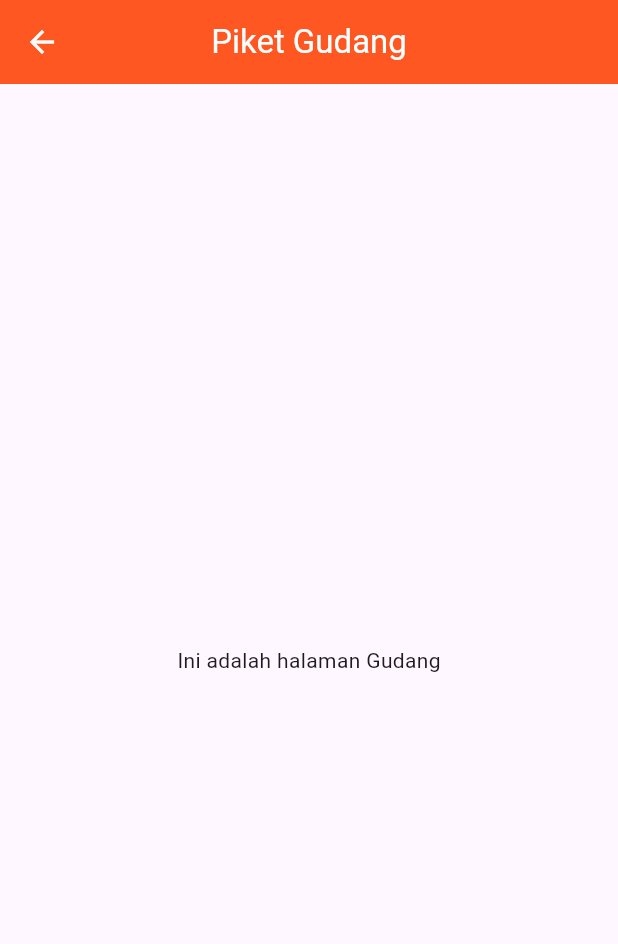
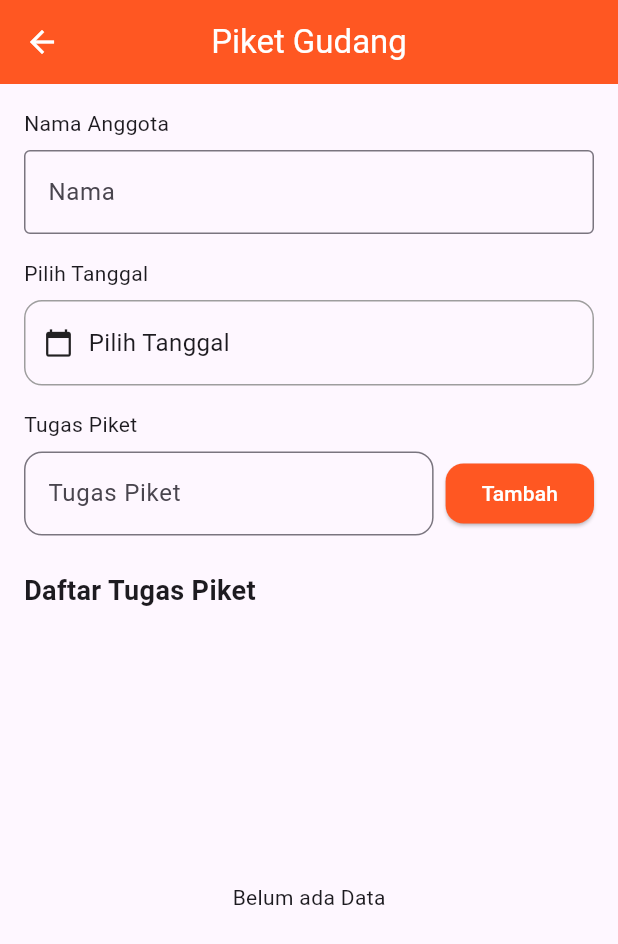
Before and after one commit to MusthafaLuthfi76/20220140201_UCP1Flutter, a Flutter app: the screen it shows after launch, on a phone screen of 412 x 824 dp. Shown: the top 944 px of the screen. Run offline on Flutter 3.47's test engine with Material 3 defaults, Android fonts, the phone set to English and light mode, and no system bars.

Commit message:
Membuat form untuk input dan list daftar piket gudang

```diff
--- a/lib/Gudang.dart
+++ b/lib/Gudang.dart
@@ -8,6 +8,25 @@ class Gudang extends StatefulWidget {
 }
 
 class _GudangState extends State<Gudang> {
+  final TextEditingController _namaController = TextEditingController();
+  final TextEditingController _tugasController = TextEditingController();
+  DateTime? selectedDate;
+  List<Map<String, dynamic>> _listTugas = [];
+
+  Future<void> _selectDate(BuildContext context) async {
+    final DateTime? picked = await showDatePicker(
+      context: context,
+      initialDate: DateTime.now(),
+      firstDate: DateTime(2020),
+      lastDate: DateTime(2030),
+    );
+    if (picked != null) {
+      setState(() {
+        selectedDate = picked;
+      });
+    }
+  }
+
   @override
   Widget build(BuildContext context) {
     return Scaffold(
@@ -22,8 +41,119 @@ class _GudangState extends State<Gudang> {
         title: Text('Piket Gudang', style: TextStyle(color: Colors.white)),
         centerTitle: true,
       ),
-      body: Center(
-        child: Text('Ini adalah halaman Gudang'),
+      body: Padding(
+        padding: const EdgeInsets.all(16.0),
+        child: SingleChildScrollView(
+          child: Column(
+            crossAxisAlignment: CrossAxisAlignment.start,
+            children: [
+              Text('Nama Anggota'),
+              SizedBox(height: 8),
+              TextFormField(
+                controller: _namaController,
+                decoration: const InputDecoration(
+                  hintText: 'Nama',
+                  border: OutlineInputBorder(),
+                  fillColor: Colors.white,
+                ),
+                validator: (value) {
+                  if (value == null || value.isEmpty) {
+                    return 'Please enter your name';
+                  }
+                  return null;
+                },
+              ),
+              SizedBox(height: 16),
+              Text('Pilih Tanggal'),
+              SizedBox(height: 8),
+              InkWell(
+                onTap: () => _selectDate(context),
+                child: Container(
+                  padding: EdgeInsets.symmetric(horizontal: 12, vertical: 16),
+                  decoration: BoxDecoration(
+                    border: Border.all(color: Colors.grey),
+                    borderRadius: BorderRadius.circular(12),
+                  ),
+                  child: Row(
+                    children: [
+                      Icon(Icons.calendar_today, size: 20),
+                      SizedBox(width: 10),
+                      Text(
+                        selectedDate == null
+                            ? 'Pilih Tanggal'
+                            : '${selectedDate!.day}/${selectedDate!.month}/${selectedDate!.year}',
+                        style: TextStyle(fontSize: 16),
+                      ),
+                    ],
+                  ),
+                ),
+              ),
+              SizedBox(height: 16),
+              Text('Tugas Piket'),
+              SizedBox(height: 8),
+              Row(
+                children: [
+                  Expanded(
+                    child: TextField(
+                      controller: _tugasController,
+                      decoration: InputDecoration(
+                        hintText: 'Tugas Piket',
+                        border: OutlineInputBorder(borderRadius: BorderRadius.circular(12)),
+                      ),
+                    ),
+                  ),
+                  SizedBox(width: 8),
+                  ElevatedButton(
+                    style: ElevatedButton.styleFrom(
+                      backgroundColor: Colors.deepOrange,
+                      shape: RoundedRectangleBorder(
+                        borderRadius: BorderRadius.circular(12),
+                      ),
+                    ),
+                    onPressed: (){
+                      if (_tugasController.text.isNotEmpty && selectedDate != null) {
+                        setState(() {
+                          _listTugas.add({
+                            'nama': _namaController.text,
+                            'tanggal': selectedDate,
+                            'tugas': _tugasController.text,
+                          });
+                          _tugasController.clear();
+                          selectedDate = null;
+                        });
+                      }
+                    },
+                    child: Text('Tambah',style: TextStyle(color: Colors.white),
+                  ),
+                  ),
+                ],
+              ),
+              SizedBox(height: 24),
+              Text(
+                'Daftar Tugas Piket',
+                style: TextStyle(fontWeight: FontWeight.bold, fontSize: 18),
+              ),
+              SizedBox(height: 16),
+              _listTugas.isEmpty
+                  ? SizedBox(height : 350, child: Center(child: Text('Belum ada Data')))
+                  : ListView.builder(
+                      shrinkWrap: true,
+                      physics: NeverScrollableScrollPhysics(),
+                      itemCount: _listTugas.length,
+                      itemBuilder: (context, index) {
+                        final tugas = _listTugas[index];
+                        return Card(
+                          child: ListTile(
+                            title: Text(tugas['tugas']),
+                            subtitle: Text(
+                                '${tugas['nama']} - ${tugas['tanggal'].day}/${tugas['tanggal'].month}/${tugas['tanggal'].year}'),
+                          ),
+                        );
+                      },
+                    ),
+            ],
+          ),
+        ),
       ),
     );
   }
```
